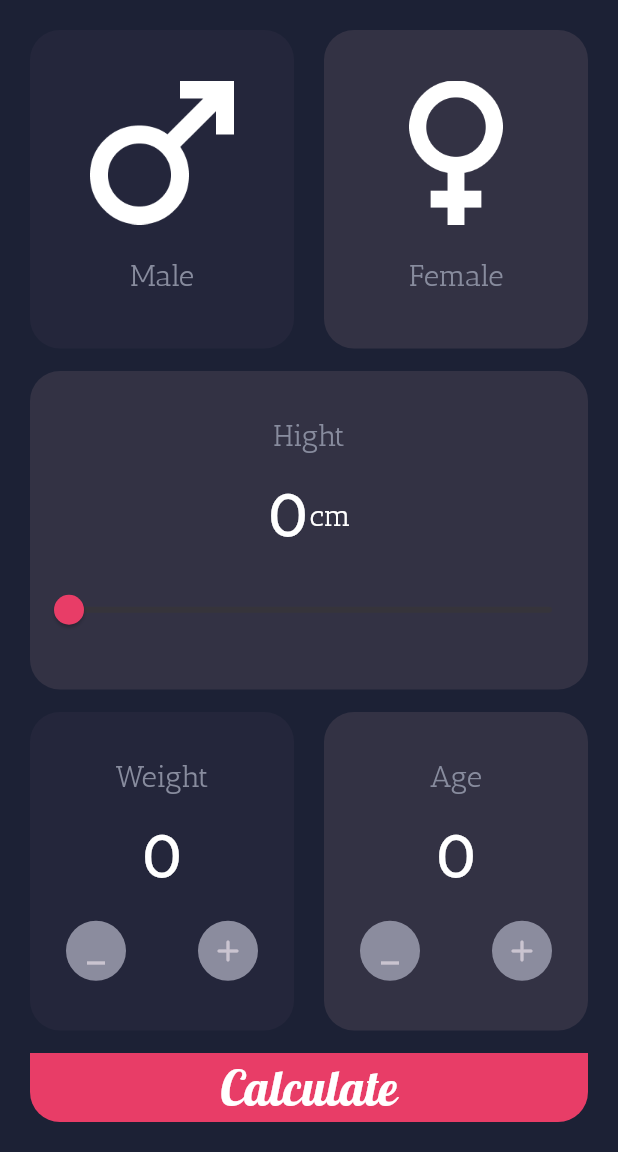
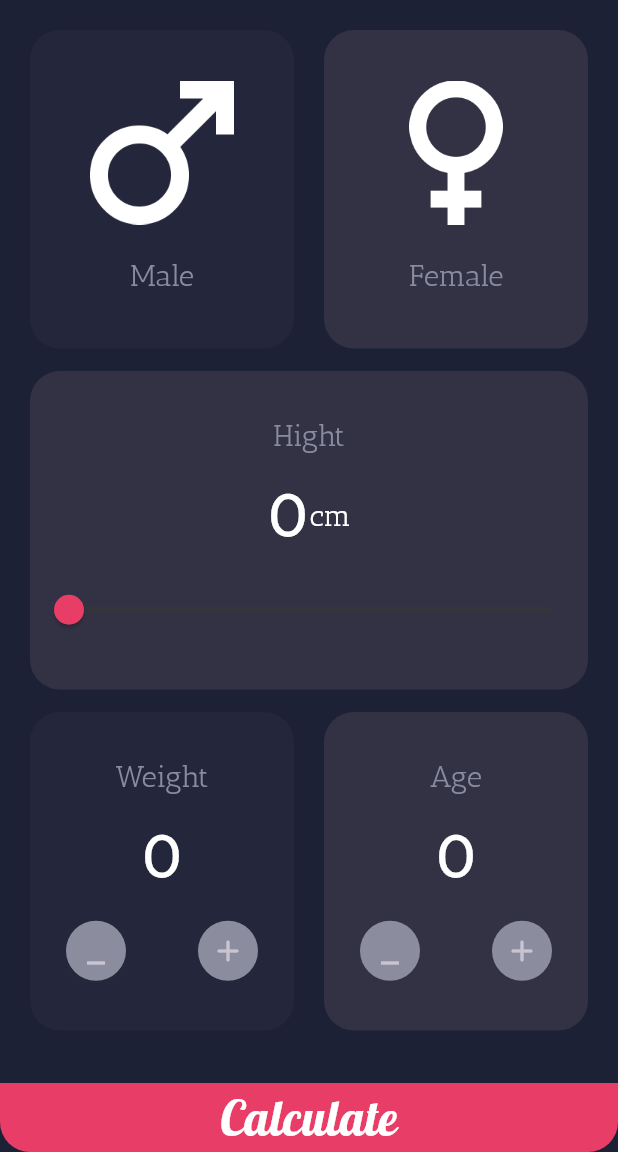
Before and after one commit to Broken2o/BMI_Calculator, a Flutter app: the screen it shows after launch, on a phone screen of 412 x 824 dp, the part 84-1236 px from its top. Run offline on Flutter 3.47's test engine with Material 3 defaults, Android fonts, the phone set to English and light mode, and no system bars; our stand-ins replace flutter_bloc.

Commit message:
finish app

```diff
--- a/lib/views/home.dart
+++ b/lib/views/home.dart
@@ -27,10 +27,14 @@ class HomeScreen extends StatelessWidget {
             create: (context) => CounterCubit(),
             child: BlocBuilder<CounterCubit, CounterStates>(
                 builder: (BuildContext context, CounterStates state) {
-              return Padding(
-                padding: const EdgeInsets.all(20.0),
-                child: Column(
+              return Column(
                   children: [
+                    Expanded (
+                        child:
+                       Padding(
+                           padding:const EdgeInsets.all(20.0),
+                           child:
+                           Column(children:[
                     Expanded(
                       child: SizedBox(
                         child: Row(
@@ -168,7 +172,7 @@ class HomeScreen extends StatelessWidget {
                     ),
                     const SizedBox(
                       height: 15,
-                    ),
+                    ),]))),
                     ButtonCalculator(
                       text: "Calculate",
                       onTap: () {
@@ -201,8 +205,8 @@ class HomeScreen extends StatelessWidget {
                       },
                     ),
                   ],
-                ),
-              );
+                );
+
             }),
           ),
         ));
```
